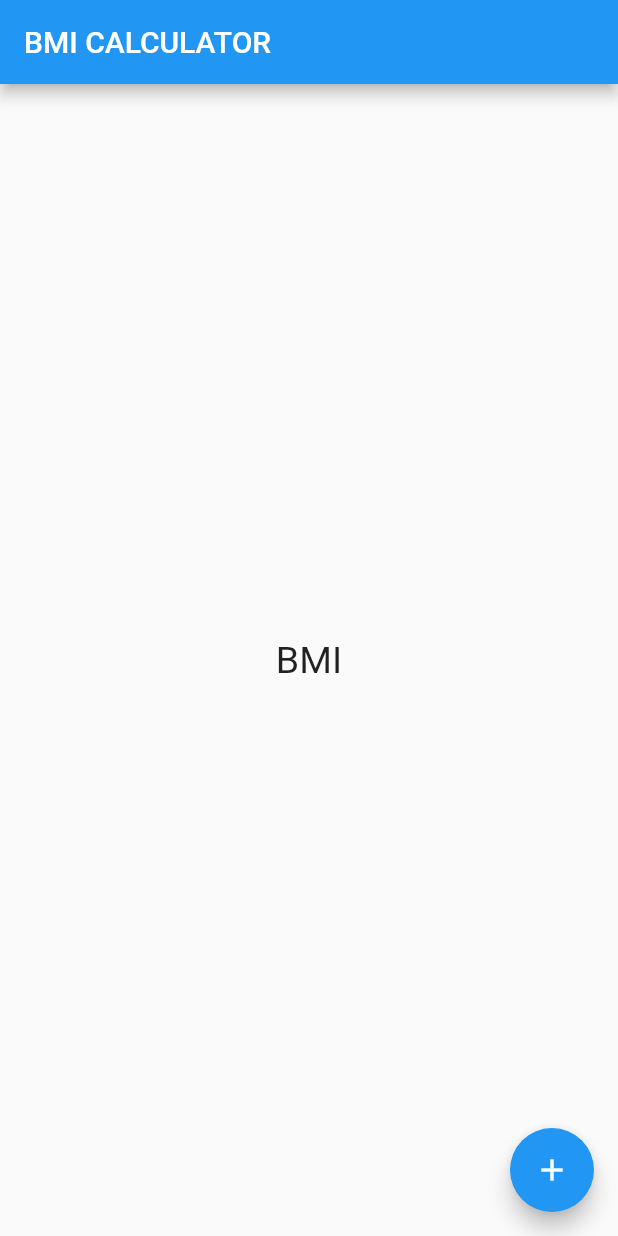
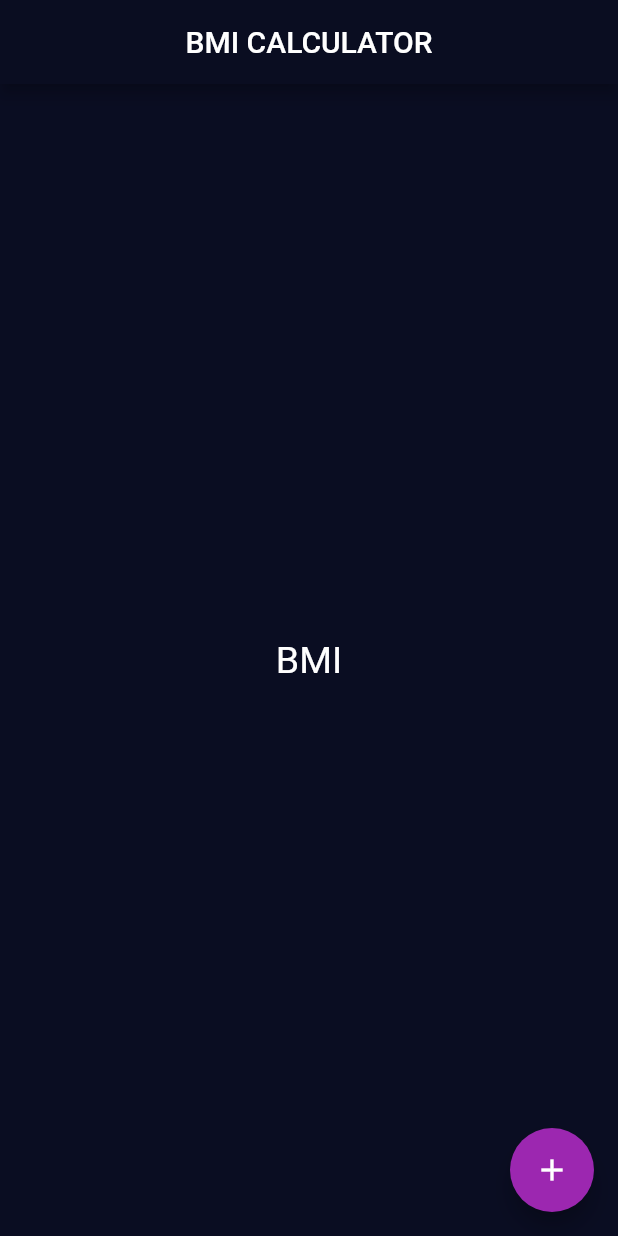
Before and after one commit to Arunachalam0007/SHA-FLUTTER, a Flutter app: the screen it shows after launch, on a phone screen of 412 x 824 dp. Run offline on Flutter 3.47's test engine with Material 2 defaults, Android fonts, the phone set to English and light mode, and no system bars; our stand-ins replace audioplayers, rflutter_alert.

Commit message:
BMI: ThemeData widget for Material App

```diff
--- a/Basics/bmi_calculator_flutter/lib/main.dart
+++ b/Basics/bmi_calculator_flutter/lib/main.dart
@@ -1,3 +1,5 @@
+import 'dart:ui';
+
 import 'package:flutter/material.dart';
 
 void main() {
@@ -9,6 +11,16 @@ class BMICalculator extends StatelessWidget {
   Widget build(BuildContext context) {
     return MaterialApp(
       home: InputPage(),
+      theme: ThemeData(
+        primaryColor: Color(0xFF0A0D21),
+        scaffoldBackgroundColor: Color(0xFF0A0D22),
+        accentColor: Colors.purple,
+        textTheme: TextTheme(
+          body1: TextStyle(
+            color: Colors.white,
+          ),
+        ),
+      ),
     );
   }
 }
@@ -23,8 +35,10 @@ class _InputPageState extends State<InputPage> {
   Widget build(BuildContext context) {
     return Scaffold(
       appBar: AppBar(
-        title: Text(
-          'BMI CALCULATOR',
+        title: Center(
+          child: Text(
+            'BMI CALCULATOR',
+          ),
         ),
       ),
       body: Center(
```
Also changed, not shown: Basics/bmi_calculator_flutter/bmi calculator app images/BMI ThemeData Material widget.PNG (added).
